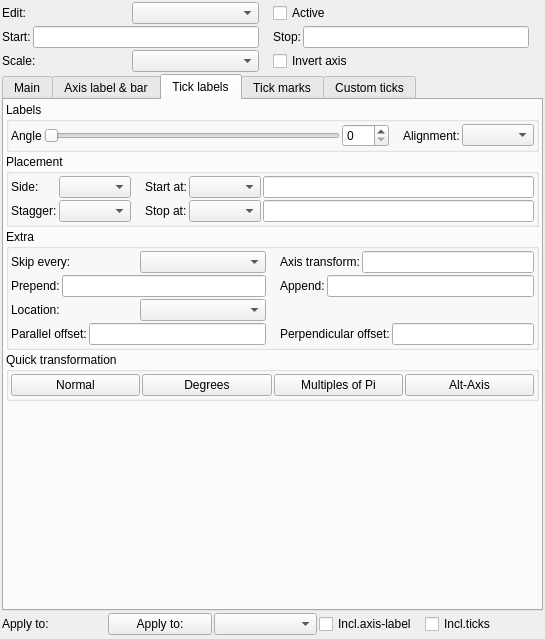
The window that src/frmAxis_Prop.ui (yesint/QtGrace6) describes before a commit, drawn with Qt 5.
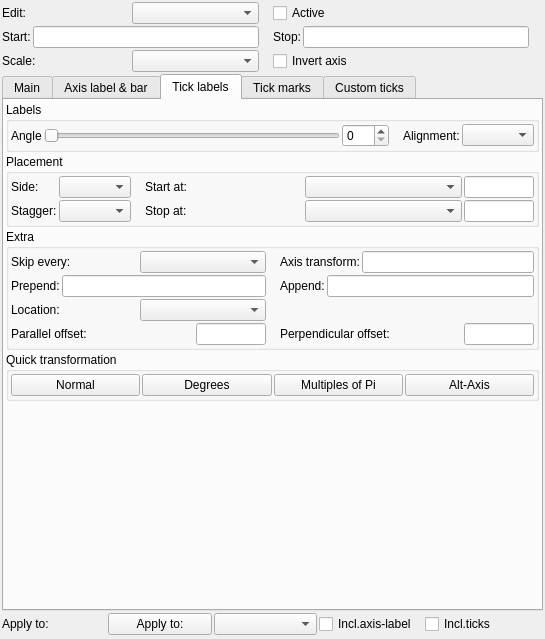
The same window after the commit. The open tabs and pages were chosen to show the change. Custom widgets are drawn as their Qt base class.

Commit message:
Axis dialog: make the tab bar dictate the dialog width
The dialog width was driven by the widest content row (several tabs were
wider than the tab bar). Cap the offset/start/stop value line edits to a
70px maximum in the .ui so every tab's content is narrower than the tab
bar; with QLayout::SetFixedSize the tab bar is now the widest element, so
the dialog is exactly tab-bar wide. Also moved the slider<->spinbox links
into the .ui <connections> (declarative).

Diff of the .ui file:
```diff
--- a/src/frmAxis_Prop.ui
+++ b/src/frmAxis_Prop.ui
@@ -901,7 +901,7 @@
              <widget class="QComboBox" name="cmbStartAt"/>
             </item>
             <item>
-             <widget class="QLineEdit" name="ledTickStart"/>
+             <widget class="QLineEdit" name="ledTickStart"><property name="maximumSize"><size><width>70</width><height>16777215</height></size></property></widget>
             </item>
            </layout>
           </item>
@@ -938,7 +938,7 @@
              <widget class="QComboBox" name="cmbStopAt"/>
             </item>
             <item>
-             <widget class="QLineEdit" name="ledTickStop"/>
+             <widget class="QLineEdit" name="ledTickStop"><property name="maximumSize"><size><width>70</width><height>16777215</height></size></property></widget>
             </item>
            </layout>
           </item>
@@ -1067,7 +1067,7 @@
              </widget>
             </item>
             <item>
-             <widget class="QLineEdit" name="ledTickParaOffsBox"/>
+             <widget class="QLineEdit" name="ledTickParaOffsBox"><property name="maximumSize"><size><width>70</width><height>16777215</height></size></property></widget>
             </item>
            </layout>
           </item>
@@ -1084,7 +1084,7 @@
              </widget>
             </item>
             <item>
-             <widget class="QLineEdit" name="ledTickPerpendOffsBox"/>
+             <widget class="QLineEdit" name="ledTickPerpendOffsBox"><property name="maximumSize"><size><width>70</width><height>16777215</height></size></property></widget>
             </item>
            </layout>
           </item>
```
Left out of the diff: 8 changed lines with no effect on the pictures.
